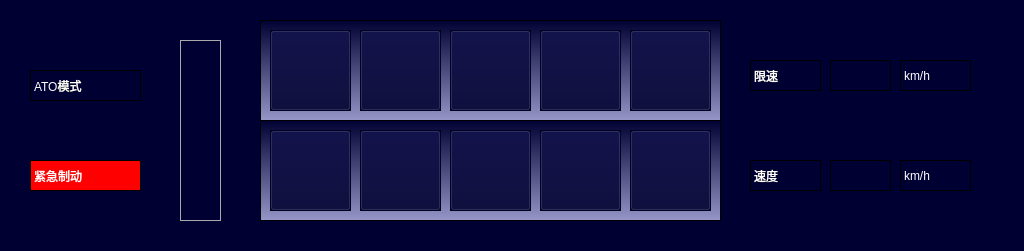
Old version of the form vehiclestatusarea.ui in the repository 994656234/HHHTL1.
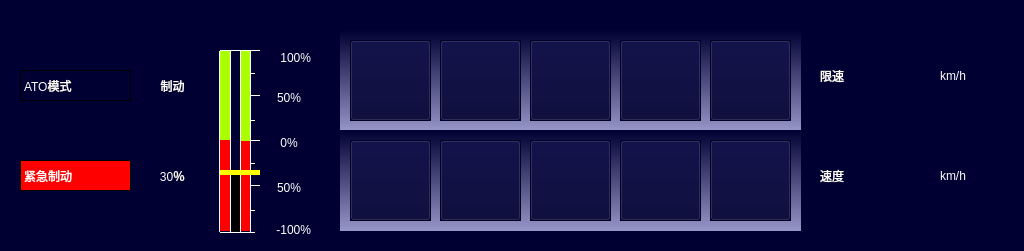
New version of the form.

Diff of the .ui file:
```diff
--- a/vehiclestatusarea.ui
+++ b/vehiclestatusarea.ui
@@ -18,25 +18,24 @@
 {
 	background-color: rgb(0,0,50);
 }
-QLabel
-{
-color:white;
-font:24px,&quot;微软雅黑&quot;;
-border:1px solid black;
-}
+
 </string>
   </property>
   <widget class="QLabel" name="LBLSpeed">
    <property name="geometry">
     <rect>
-     <x>30</x>
+     <x>20</x>
      <y>160</y>
      <width>111</width>
      <height>31</height>
     </rect>
    </property>
    <property name="styleSheet">
-    <string notr="true">background-color: rgb(255, 0, 0);</string>
+    <string notr="true">background-color: rgb(255, 0, 0);
+color:white;
+font:24px,&quot;微软雅黑&quot;;
+border:1px solid black;
+</string>
    </property>
    <property name="text">
     <string>紧急制动</string>
@@ -45,12 +44,16 @@
   <widget class="QLabel" name="LBLNetV">
    <property name="geometry">
     <rect>
-     <x>750</x>
+     <x>820</x>
      <y>60</y>
-     <width>71</width>
+     <width>61</width>
      <height>31</height>
     </rect>
    </property>
+   <property name="styleSheet">
+    <string notr="true">color:white;
+font:24px,&quot;微软雅黑&quot;;</string>
+   </property>
    <property name="text">
     <string>限速</string>
    </property>
@@ -58,8 +61,8 @@
   <widget class="QPushButton" name="BTNHVAC">
    <property name="geometry">
     <rect>
-     <x>270</x>
-     <y>30</y>
+     <x>350</x>
+     <y>40</y>
      <width>81</width>
      <height>81</height>
     </rect>
@@ -77,8 +80,8 @@
   <widget class="QPushButton" name="BTNSIV">
    <property name="geometry">
     <rect>
-     <x>360</x>
-     <y>30</y>
+     <x>440</x>
+     <y>40</y>
      <width>81</width>
      <height>81</height>
     </rect>
@@ -96,8 +99,8 @@
   <widget class="QLabel" name="label">
    <property name="geometry">
     <rect>
-     <x>260</x>
-     <y>20</y>
+     <x>340</x>
+     <y>30</y>
      <width>461</width>
      <height>101</height>
     </rect>
@@ -112,8 +115,8 @@
   <widget class="QLabel" name="label_2">
    <property name="geometry">
     <rect>
-     <x>260</x>
-     <y>120</y>
+     <x>340</x>
+     <y>130</y>
      <width>461</width>
      <height>101</height>
     </rect>
@@ -128,8 +131,8 @@
   <widget class="QPushButton" name="BTNLineCircuitBreaker">
    <property name="geometry">
     <rect>
-     <x>450</x>
-     <y>30</y>
+     <x>530</x>
+     <y>40</y>
      <width>81</width>
      <height>81</height>
     </rect>
@@ -147,8 +150,8 @@
   <widget class="QPushButton" name="BTNEDCU">
    <property name="geometry">
     <rect>
-     <x>540</x>
-     <y>30</y>
+     <x>620</x>
+     <y>40</y>
      <width>81</width>
      <height>81</height>
     </rect>
@@ -166,8 +169,8 @@
   <widget class="QPushButton" name="BTNPIS">
    <property name="geometry">
     <rect>
-     <x>630</x>
-     <y>30</y>
+     <x>710</x>
+     <y>40</y>
      <width>81</width>
      <height>81</height>
     </rect>
@@ -185,8 +188,8 @@
   <widget class="QPushButton" name="BTNTolopogy">
    <property name="geometry">
     <rect>
-     <x>630</x>
-     <y>130</y>
+     <x>710</x>
+     <y>140</y>
      <width>81</width>
      <height>81</height>
     </rect>
@@ -204,8 +207,8 @@
   <widget class="QPushButton" name="BTNFire">
    <property name="geometry">
     <rect>
-     <x>450</x>
-     <y>130</y>
+     <x>530</x>
+     <y>140</y>
      <width>81</width>
      <height>81</height>
     </rect>
@@ -223,8 +226,8 @@
   <widget class="QPushButton" name="BTNBCU">
    <property name="geometry">
     <rect>
-     <x>270</x>
-     <y>130</y>
+     <x>350</x>
+     <y>140</y>
      <width>81</width>
      <height>81</height>
     </rect>
@@ -242,8 +245,8 @@
   <widget class="QPushButton" name="BTNTCU">
    <property name="geometry">
     <rect>
-     <x>360</x>
-     <y>130</y>
+     <x>440</x>
+     <y>140</y>
      <width>81</width>
      <height>81</height>
     </rect>
@@ -261,8 +264,8 @@
   <widget class="QPushButton" name="BTNACP">
    <property name="geometry">
     <rect>
-     <x>540</x>
-     <y>130</y>
+     <x>620</x>
+     <y>140</y>
      <width>81</width>
      <height>81</height>
     </rect>
@@ -277,31 +280,23 @@
     <string/>
    </property>
   </widget>
-  <widget class="QLabel" name="LBLLevel">
-   <property name="geometry">
-    <rect>
-     <x>180</x>
-     <y>40</y>
-     <width>41</width>
-     <height>181</height>
-    </rect>
-   </property>
-   <property name="styleSheet">
-    <string notr="true">border:1px solid rgb(170,170,170);</string>
-   </property>
-   <property name="text">
-    <string/>
-   </property>
-  </widget>
   <widget class="QLabel" name="LBLSpeed_3">
    <property name="geometry">
     <rect>
-     <x>30</x>
+     <x>20</x>
      <y>70</y>
      <width>111</width>
      <height>31</height>
     </rect>
    </property>
+   <property name="styleSheet">
+    <string notr="true">QLabel
+{
+color:white;
+font:24px,&quot;微软雅黑&quot;;
+border:1px solid black;
+}</string>
+   </property>
    <property name="text">
     <string>ATO模式</string>
    </property>
@@ -309,8 +304,8 @@
   <widget class="QLabel" name="LBLHVAC">
    <property name="geometry">
     <rect>
-     <x>270</x>
-     <y>30</y>
+     <x>350</x>
+     <y>40</y>
      <width>81</width>
      <height>81</height>
     </rect>
@@ -325,8 +320,8 @@
   <widget class="QLabel" name="LBLSIV">
    <property name="geometry">
     <rect>
-     <x>360</x>
-     <y>30</y>
+     <x>440</x>
+     <y>40</y>
      <width>81</width>
      <height>81</height>
     </rect>
@@ -341,8 +336,8 @@
   <widget class="QLabel" name="LBLLineCircleBreaker">
    <property name="geometry">
     <rect>
-     <x>450</x>
-     <y>30</y>
+     <x>530</x>
+     <y>40</y>
      <width>81</width>
      <height>81</height>
     </rect>
@@ -357,8 +352,8 @@
   <widget class="QLabel" name="LBLEDCU">
    <property name="geometry">
     <rect>
-     <x>540</x>
-     <y>30</y>
+     <x>620</x>
+     <y>40</y>
      <width>81</width>
      <height>81</height>
     </rect>
@@ -373,8 +368,8 @@
   <widget class="QLabel" name="LBLPIS">
    <property name="geometry">
     <rect>
-     <x>630</x>
-     <y>30</y>
+     <x>710</x>
+     <y>40</y>
      <width>81</width>
      <height>81</height>
     </rect>
@@ -389,8 +384,8 @@
   <widget class="QLabel" name="LBLFire">
    <property name="geometry">
     <rect>
-     <x>450</x>
-     <y>130</y>
+     <x>530</x>
+     <y>140</y>
      <width>81</width>
      <height>81</height>
     </rect>
@@ -405,8 +400,8 @@
   <widget class="QLabel" name="LBLBCU">
    <property name="geometry">
     <rect>
-     <x>270</x>
-     <y>130</y>
+     <x>350</x>
+     <y>140</y>
      <width>81</width>
      <height>81</height>
     </rect>
@@ -421,8 +416,8 @@
   <widget class="QLabel" name="LBLACP">
    <property name="geometry">
     <rect>
-     <x>540</x>
-     <y>130</y>
+     <x>620</x>
+     <y>140</y>
      <width>81</width>
      <height>81</height>
     </rect>
@@ -437,8 +432,8 @@
   <widget class="QLabel" name="LBLTolopogy">
    <property name="geometry">
     <rect>
-     <x>630</x>
-     <y>130</y>
+     <x>710</x>
+     <y>140</y>
      <width>81</width>
      <height>81</height>
     </rect>
@@ -453,8 +448,8 @@
   <widget class="QLabel" name="LBLTCU">
    <property name="geometry">
     <rect>
-     <x>360</x>
-     <y>130</y>
+     <x>440</x>
+     <y>140</y>
      <width>81</width>
      <height>81</height>
     </rect>
@@ -469,12 +464,16 @@
   <widget class="QLabel" name="LBLNetV_2">
    <property name="geometry">
     <rect>
-     <x>830</x>
+     <x>880</x>
      <y>60</y>
      <width>61</width>
      <height>31</height>
     </rect>
    </property>
+   <property name="styleSheet">
+    <string notr="true">color:white;
+font:24px,&quot;微软雅黑&quot;;</string>
+   </property>
    <property name="text">
     <string/>
    </property>
@@ -482,12 +481,16 @@
   <widget class="QLabel" name="LBLNetV_3">
    <property name="geometry">
     <rect>
-     <x>750</x>
+     <x>820</x>
      <y>160</y>
-     <width>71</width>
+     <width>61</width>
      <height>31</height>
     </rect>
    </property>
+   <property name="styleSheet">
+    <string notr="true">color:white;
+font:24px,&quot;微软雅黑&quot;;</string>
+   </property>
    <property name="text">
     <string>速度</string>
    </property>
@@ -495,12 +498,16 @@
   <widget class="QLabel" name="LBLNetV_4">
    <property name="geometry">
     <rect>
-     <x>830</x>
+     <x>880</x>
      <y>160</y>
      <width>61</width>
      <height>31</height>
     </rect>
    </property>
+   <property name="styleSheet">
+    <string notr="true">color:white;
+font:24px,&quot;微软雅黑&quot;;</string>
+   </property>
    <property name="text">
     <string/>
    </property>
@@ -508,12 +515,16 @@
   <widget class="QLabel" name="LBLNetV_5">
    <property name="geometry">
     <rect>
-     <x>900</x>
+     <x>940</x>
      <y>60</y>
      <width>71</width>
      <height>31</height>
     </rect>
    </property>
+   <property name="styleSheet">
+    <string notr="true">color:white;
+font:24px,&quot;微软雅黑&quot;;</string>
+   </property>
    <property name="text">
     <string>km/h</string>
    </property>
@@ -521,18 +532,487 @@
   <widget class="QLabel" name="LBLNetV_6">
    <property name="geometry">
     <rect>
-     <x>900</x>
+     <x>940</x>
      <y>160</y>
      <width>71</width>
      <height>31</height>
     </rect>
    </property>
+   <property name="styleSheet">
+    <string notr="true">color:white;
+font:24px,&quot;微软雅黑&quot;;</string>
+   </property>
    <property name="text">
     <string>km/h</string>
    </property>
   </widget>
-  <zorder>label</zorder>
-  <zorder>label_2</zorder>
+  <widget class="QWidget" name="widget_2" native="true">
+   <property name="geometry">
+    <rect>
+     <x>200</x>
+     <y>0</y>
+     <width>121</width>
+     <height>250</height>
+    </rect>
+   </property>
+   <property name="styleSheet">
+    <string notr="true">background-color: rgb(0, 0, 50);</string>
+   </property>
+   <widget class="QLabel" name="Barlabel_left_24">
+    <property name="geometry">
+     <rect>
+      <x>20</x>
+      <y>50</y>
+      <width>10</width>
+      <height>91</height>
+     </rect>
+    </property>
+    <property name="sizePolicy">
+     <sizepolicy hsizetype="MinimumExpanding" vsizetype="Preferred">
+      <horstretch>0</horstretch>
+      <verstretch>0</verstretch>
+     </sizepolicy>
+    </property>
+    <property name="styleSheet">
+     <string notr="true">background-color: rgb(170, 255, 0);
+border-color: rgb(255, 255, 255);</string>
+    </property>
+    <property name="text">
+     <string/>
+    </property>
+   </widget>
+   <widget class="QLabel" name="label_84">
+    <property name="geometry">
+     <rect>
+      <x>70</x>
+      <y>90</y>
+      <width>31</width>
+      <height>16</height>
+     </rect>
+    </property>
+    <property name="styleSheet">
+     <string notr="true">color: rgb(255, 255, 255);</string>
+    </property>
+    <property name="text">
+     <string>50%</string>
+    </property>
+    <property name="alignment">
+     <set>Qt::AlignRight|Qt::AlignTrailing|Qt::AlignVCenter</set>
+    </property>
+   </widget>
+   <widget class="QLabel" name="label_85">
+    <property name="geometry">
+     <rect>
+      <x>50</x>
+      <y>73</y>
+      <width>5</width>
+      <height>1</height>
+     </rect>
+    </property>
+    <property name="styleSheet">
+     <string notr="true">background-color: rgb(255, 255, 255);</string>
+    </property>
+    <property name="text">
+     <string/>
+    </property>
+   </widget>
+   <widget class="QLabel" name="label_86">
+    <property name="geometry">
+     <rect>
+      <x>20</x>
+      <y>232</y>
+      <width>35</width>
+      <height>1</height>
+     </rect>
+    </property>
+    <property name="styleSheet">
+     <string notr="true">background-color: rgb(255, 255, 255);</string>
+    </property>
+    <property name="text">
+     <string/>
+    </property>
+   </widget>
+   <widget class="QLabel" name="label_87">
+    <property name="geometry">
+     <rect>
+      <x>30</x>
+      <y>51</y>
+      <width>1</width>
+      <height>181</height>
+     </rect>
+    </property>
+    <property name="styleSheet">
+     <string notr="true">background-color: rgb(255, 255, 255);</string>
+    </property>
+    <property name="text">
+     <string/>
+    </property>
+   </widget>
+   <widget class="QLabel" name="Barlabel_left_25">
+    <property name="geometry">
+     <rect>
+      <x>40</x>
+      <y>140</y>
+      <width>10</width>
+      <height>91</height>
+     </rect>
+    </property>
+    <property name="styleSheet">
+     <string notr="true">background-color: rgb(255, 0, 0);</string>
+    </property>
+    <property name="text">
+     <string/>
+    </property>
+   </widget>
+   <widget class="QLabel" name="label_88">
+    <property name="geometry">
+     <rect>
+      <x>70</x>
+      <y>135</y>
+      <width>31</width>
+      <height>16</height>
+     </rect>
+    </property>
+    <property name="styleSheet">
+     <string notr="true">color: rgb(255, 255, 255);</string>
+    </property>
+    <property name="text">
+     <string>0% </string>
+    </property>
+    <property name="alignment">
+     <set>Qt::AlignRight|Qt::AlignTrailing|Qt::AlignVCenter</set>
+    </property>
+   </widget>
+   <widget class="QLabel" name="label_89">
+    <property name="geometry">
+     <rect>
+      <x>50</x>
+      <y>185</y>
+      <width>10</width>
+      <height>1</height>
+     </rect>
+    </property>
+    <property name="styleSheet">
+     <string notr="true">background-color: rgb(255, 255, 255);</string>
+    </property>
+    <property name="text">
+     <string/>
+    </property>
+   </widget>
+   <widget class="QLabel" name="label_90">
+    <property name="geometry">
+     <rect>
+      <x>50</x>
+      <y>51</y>
+      <width>1</width>
+      <height>181</height>
+     </rect>
+    </property>
+    <property name="styleSheet">
+     <string notr="true">background-color: rgb(255, 255, 255);</string>
+    </property>
+    <property name="text">
+     <string/>
+    </property>
+   </widget>
+   <widget class="QLabel" name="label_91">
+    <property name="geometry">
+     <rect>
+      <x>70</x>
+      <y>180</y>
+      <width>31</width>
+      <height>16</height>
+     </rect>
+    </property>
+    <property name="styleSheet">
+     <string notr="true">color: rgb(255, 255, 255);</string>
+    </property>
+    <property name="text">
+     <string>50%</string>
+    </property>
+    <property name="alignment">
+     <set>Qt::AlignRight|Qt::AlignTrailing|Qt::AlignVCenter</set>
+    </property>
+   </widget>
+   <widget class="QLabel" name="label_92">
+    <property name="geometry">
+     <rect>
+      <x>40</x>
+      <y>51</y>
+      <width>1</width>
+      <height>181</height>
+     </rect>
+    </property>
+    <property name="styleSheet">
+     <string notr="true">background-color: rgb(255, 255, 255);</string>
+    </property>
+    <property name="text">
+     <string/>
+    </property>
+   </widget>
+   <widget class="QLabel" name="label_93">
+    <property name="geometry">
+     <rect>
+      <x>50</x>
+      <y>120</y>
+      <width>5</width>
+      <height>1</height>
+     </rect>
+    </property>
+    <property name="styleSheet">
+     <string notr="true">background-color: rgb(255, 255, 255);</string>
+    </property>
+    <property name="text">
+     <string/>
+    </property>
+   </widget>
+   <widget class="QLabel" name="Barlabel_right_7">
+    <property name="geometry">
+     <rect>
+      <x>41</x>
+      <y>50</y>
+      <width>9</width>
+      <height>91</height>
+     </rect>
+    </property>
+    <property name="styleSheet">
+     <string notr="true">
+background-color: rgb(170, 255, 0);
+border-color: rgb(0, 0, 0);</string>
+    </property>
+    <property name="text">
+     <string/>
+    </property>
+   </widget>
+   <widget class="QLabel" name="label_94">
+    <property name="geometry">
+     <rect>
+      <x>60</x>
+      <y>220</y>
+      <width>51</width>
+      <height>20</height>
+     </rect>
+    </property>
+    <property name="styleSheet">
+     <string notr="true">color: rgb(255, 255, 255);</string>
+    </property>
+    <property name="text">
+     <string>-100%</string>
+    </property>
+    <property name="alignment">
+     <set>Qt::AlignRight|Qt::AlignTrailing|Qt::AlignVCenter</set>
+    </property>
+   </widget>
+   <widget class="QLabel" name="Barlabel_TraBrakevalue_4">
+    <property name="geometry">
+     <rect>
+      <x>31</x>
+      <y>172</y>
+      <width>9</width>
+      <height>60</height>
+     </rect>
+    </property>
+    <property name="styleSheet">
+     <string notr="true">background-color: rgb(0, 0, 0);</string>
+    </property>
+    <property name="text">
+     <string/>
+    </property>
+   </widget>
+   <widget class="QLabel" name="label_95">
+    <property name="geometry">
+     <rect>
+      <x>19</x>
+      <y>51</y>
+      <width>1</width>
+      <height>181</height>
+     </rect>
+    </property>
+    <property name="styleSheet">
+     <string notr="true">background-color: rgb(255, 255, 255);</string>
+    </property>
+    <property name="text">
+     <string/>
+    </property>
+   </widget>
+   <widget class="QLabel" name="Barlabel_left_26">
+    <property name="geometry">
+     <rect>
+      <x>20</x>
+      <y>140</y>
+      <width>10</width>
+      <height>91</height>
+     </rect>
+    </property>
+    <property name="styleSheet">
+     <string notr="true">background-color: rgb(255, 0, 0);</string>
+    </property>
+    <property name="text">
+     <string/>
+    </property>
+   </widget>
+   <widget class="QLabel" name="Barlabel_TraBrakeLine_4">
+    <property name="geometry">
+     <rect>
+      <x>20</x>
+      <y>170</y>
+      <width>40</width>
+      <height>5</height>
+     </rect>
+    </property>
+    <property name="styleSheet">
+     <string notr="true">background-color: rgb(255, 255, 0);</string>
+    </property>
+    <property name="text">
+     <string/>
+    </property>
+   </widget>
+   <widget class="QLabel" name="label_96">
+    <property name="geometry">
+     <rect>
+      <x>20</x>
+      <y>50</y>
+      <width>40</width>
+      <height>1</height>
+     </rect>
+    </property>
+    <property name="styleSheet">
+     <string notr="true">background-color: rgb(255, 255, 255);</string>
+    </property>
+    <property name="text">
+     <string/>
+    </property>
+   </widget>
+   <widget class="QLabel" name="label_97">
+    <property name="geometry">
+     <rect>
+      <x>70</x>
+      <y>50</y>
+      <width>41</width>
+      <height>16</height>
+     </rect>
+    </property>
+    <property name="styleSheet">
+     <string notr="true">color: rgb(255, 255, 255);</string>
+    </property>
+    <property name="text">
+     <string>100%</string>
+    </property>
+    <property name="alignment">
+     <set>Qt::AlignRight|Qt::AlignTrailing|Qt::AlignVCenter</set>
+    </property>
+   </widget>
+   <widget class="QLabel" name="label_98">
+    <property name="geometry">
+     <rect>
+      <x>50</x>
+      <y>95</y>
+      <width>10</width>
+      <height>1</height>
+     </rect>
+    </property>
+    <property name="styleSheet">
+     <string notr="true">background-color: rgb(255, 255, 255);</string>
+    </property>
+    <property name="text">
+     <string/>
+    </property>
+   </widget>
+   <widget class="QLabel" name="label_99">
+    <property name="geometry">
+     <rect>
+      <x>50</x>
+      <y>140</y>
+      <width>10</width>
+      <height>1</height>
+     </rect>
+    </property>
+    <property name="styleSheet">
+     <string notr="true">background-color: rgb(255, 255, 255);</string>
+    </property>
+    <property name="text">
+     <string/>
+    </property>
+   </widget>
+   <widget class="QLabel" name="label_100">
+    <property name="geometry">
+     <rect>
+      <x>50</x>
+      <y>163</y>
+      <width>5</width>
+      <height>1</height>
+     </rect>
+    </property>
+    <property name="styleSheet">
+     <string notr="true">background-color: rgb(255, 255, 255);</string>
+    </property>
+    <property name="text">
+     <string/>
+    </property>
+   </widget>
+   <widget class="QLabel" name="label_101">
+    <property name="geometry">
+     <rect>
+      <x>50</x>
+      <y>210</y>
+      <width>5</width>
+      <height>1</height>
+     </rect>
+    </property>
+    <property name="styleSheet">
+     <string notr="true">background-color: rgb(255, 255, 255);</string>
+    </property>
+    <property name="text">
+     <string/>
+    </property>
+   </widget>
+  </widget>
+  <widget class="QLabel" name="LBLSpeed_4">
+   <property name="geometry">
+    <rect>
+     <x>150</x>
+     <y>70</y>
+     <width>45</width>
+     <height>31</height>
+    </rect>
+   </property>
+   <property name="styleSheet">
+    <string notr="true">QLabel
+{
+color:white;
+font:20px,&quot;微软雅黑&quot;;
+}</string>
+   </property>
+   <property name="text">
+    <string>制动</string>
+   </property>
+   <property name="alignment">
+    <set>Qt::AlignCenter</set>
+   </property>
+  </widget>
+  <widget class="QLabel" name="LBLSpeed_5">
+   <property name="geometry">
+    <rect>
+     <x>150</x>
+     <y>160</y>
+     <width>45</width>
+     <height>31</height>
+    </rect>
+   </property>
+   <property name="styleSheet">
+    <string notr="true">QLabel
+{
+color:white;
+font:20px,&quot;微软雅黑&quot;;
+}</string>
+   </property>
+   <property name="text">
+    <string>30％</string>
+   </property>
+   <property name="alignment">
+    <set>Qt::AlignCenter</set>
+   </property>
+  </widget>
   <zorder>LBLSpeed</zorder>
   <zorder>LBLNetV</zorder>
   <zorder>LBLLevel</zorder>
```
Left out of the diff: 15 changed lines with no effect on the pictures.
